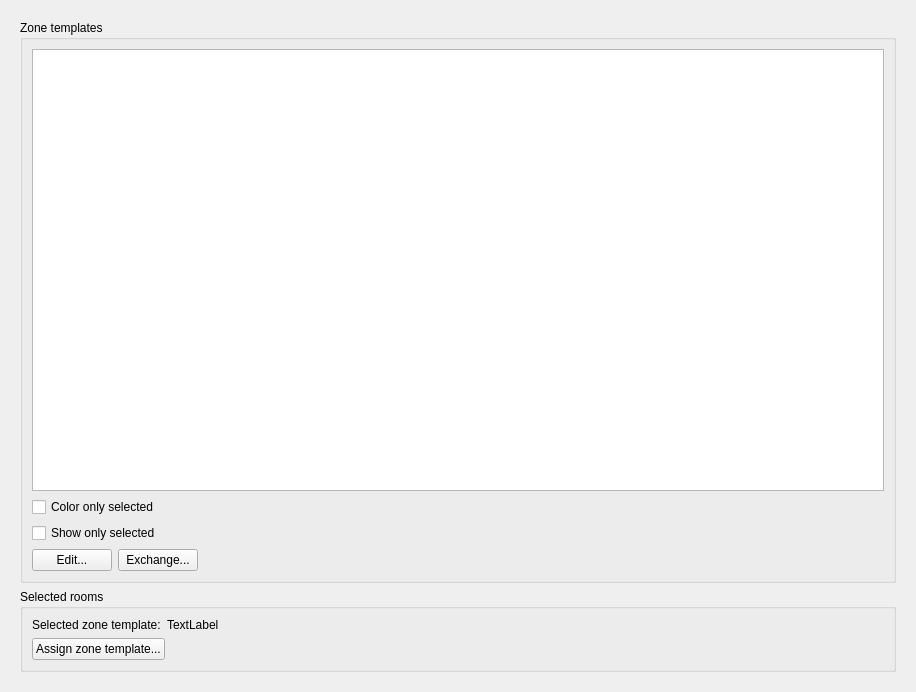
The window that SIM-VICUS/src/SVPropBuildingEditWidget.ui (ghorwin/SIM-VICUS) describes before a commit, drawn with Qt 5.
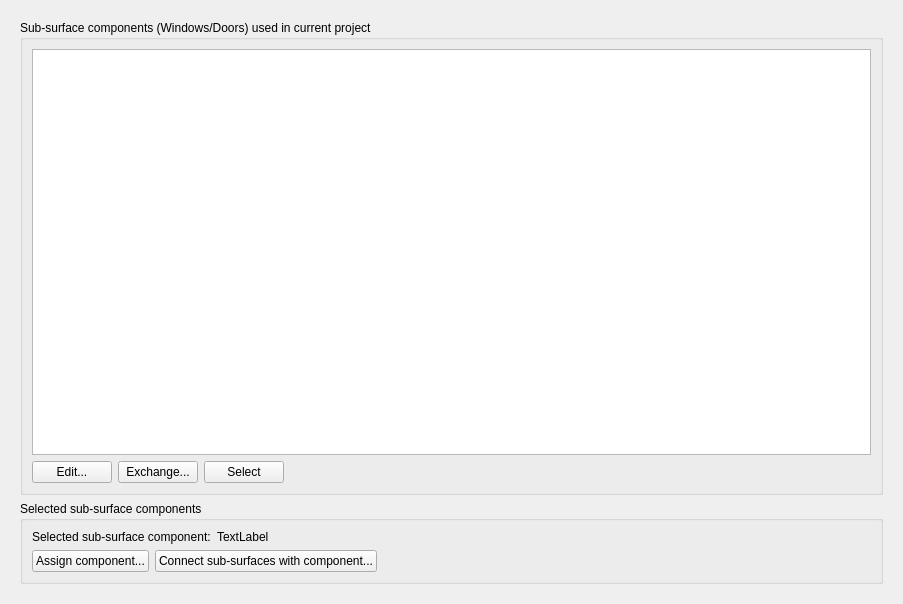
The same window after the commit.

Commit message: Sub-surface component property widget implemented (first part)

```diff
--- a/SIM-VICUS/src/SVPropBuildingEditWidget.ui
+++ b/SIM-VICUS/src/SVPropBuildingEditWidget.ui
@@ -6,15 +6,15 @@
    <rect>
     <x>0</x>
     <y>0</y>
-    <width>916</width>
-    <height>692</height>
+    <width>903</width>
+    <height>604</height>
    </rect>
   </property>
   <layout class="QVBoxLayout" name="verticalLayout">
    <item>
     <widget class="QStackedWidget" name="stackedWidget">
      <property name="currentIndex">
-      <number>4</number>
+      <number>2</number>
      </property>
      <widget class="QWidget" name="pageEmpty"/>
      <widget class="QWidget" name="pageComponents">
@@ -145,6 +145,134 @@
        </item>
       </layout>
      </widget>
+     <widget class="QWidget" name="pageSubSurface">
+      <layout class="QVBoxLayout" name="verticalLayoutSubSurfaceComponents">
+       <item>
+        <widget class="QGroupBox" name="groupBox_6">
+         <property name="title">
+          <string>Sub-surface components (Windows/Doors) used in current project</string>
+         </property>
+         <layout class="QGridLayout" name="gridLayout_9">
+          <item row="1" column="0">
+           <widget class="QPushButton" name="pushButtonEditSubSurfaceComponents">
+            <property name="text">
+             <string>Edit...</string>
+            </property>
+            <property name="iconSize">
+             <size>
+              <width>24</width>
+              <height>24</height>
+             </size>
+            </property>
+           </widget>
+          </item>
+          <item row="1" column="1">
+           <widget class="QPushButton" name="pushButtonExchangeSubSurfaceComponents">
+            <property name="toolTip">
+             <string>Replaces the component association of all objects with the currently selected component.</string>
+            </property>
+            <property name="text">
+             <string>Exchange...</string>
+            </property>
+           </widget>
+          </item>
+          <item row="0" column="0" colspan="4">
+           <widget class="QTableWidget" name="tableWidgetSubSurfaceComponents"/>
+          </item>
+          <item row="1" column="3">
+           <spacer name="horizontalSpacer_7">
+            <property name="orientation">
+             <enum>Qt::Horizontal</enum>
+            </property>
+            <property name="sizeHint" stdset="0">
+             <size>
+              <width>280</width>
+              <height>20</height>
+             </size>
+            </property>
+           </spacer>
+          </item>
+          <item row="1" column="2">
+           <widget class="QPushButton" name="pushButtonSelectObjectsWithSubSurfaceComponent">
+            <property name="toolTip">
+             <string>Selects all objects/surfaces which are associated with the selected component.</string>
+            </property>
+            <property name="text">
+             <string>Select</string>
+            </property>
+           </widget>
+          </item>
+         </layout>
+        </widget>
+       </item>
+       <item>
+        <widget class="QGroupBox" name="groupBoxSelectedSubComponent">
+         <property name="title">
+          <string>Selected sub-surface components</string>
+         </property>
+         <layout class="QGridLayout" name="gridLayout_10">
+          <item row="0" column="0">
+           <widget class="QLabel" name="label_5">
+            <property name="text">
+             <string>Selected sub-surface component:</string>
+            </property>
+           </widget>
+          </item>
+          <item row="1" column="0" colspan="2">
+           <layout class="QHBoxLayout" name="horizontalLayout_3">
+            <item>
+             <widget class="QPushButton" name="pushButtonAssignSubSurfaceComponent">
+              <property name="text">
+               <string>Assign component...</string>
+              </property>
+              <property name="iconSize">
+               <size>
+                <width>24</width>
+                <height>24</height>
+               </size>
+              </property>
+             </widget>
+            </item>
+            <item>
+             <widget class="QPushButton" name="pushButtonAssignInsideSubSurfaceComponent">
+              <property name="text">
+               <string>Connect sub-surfaces with component...</string>
+              </property>
+             </widget>
+            </item>
+            <item>
+             <spacer name="horizontalSpacer_8">
+              <property name="orientation">
+               <enum>Qt::Horizontal</enum>
+              </property>
+              <property name="sizeHint" stdset="0">
+               <size>
+                <width>558</width>
+                <height>20</height>
+               </size>
+              </property>
+             </spacer>
+            </item>
+           </layout>
+          </item>
+          <item row="0" column="1">
+           <widget class="QLabel" name="labelSelectedSubSurfaceComponents">
+            <property name="sizePolicy">
+             <sizepolicy hsizetype="Expanding" vsizetype="Preferred">
+              <horstretch>0</horstretch>
+              <verstretch>0</verstretch>
+             </sizepolicy>
+            </property>
+            <property name="text">
+             <string>TextLabel</string>
+            </property>
+           </widget>
+          </item>
+         </layout>
+        </widget>
+       </item>
+      </layout>
+     </widget>
      <widget class="QWidget" name="pageComponentOrientation">
       <layout class="QVBoxLayout" name="verticalLayoutComponentOrientation">
        <item>
```
The commit also changes 5 other files.
